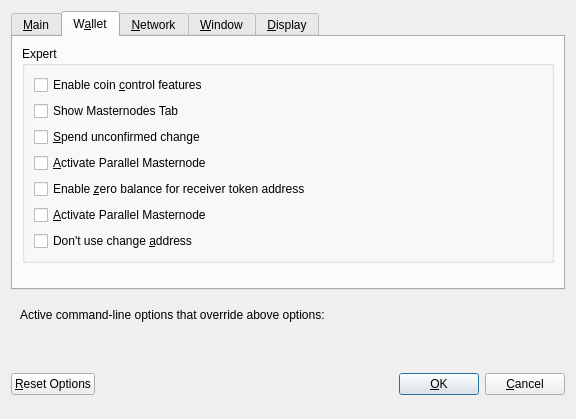
LUX-Core/lux, file src/qt/forms/optionsdialog.ui: the form before one commit.
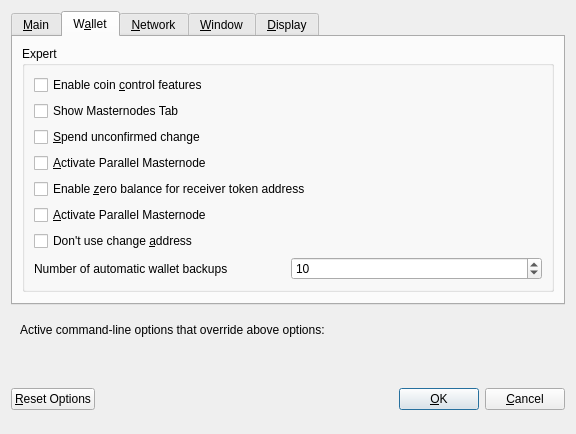
The form after the commit. Custom widgets are drawn as their Qt base class.

Commit message: WIP: Add ui to set number of wallet backups in 'Settings/Options' menu

```diff
--- a/src/qt/forms/optionsdialog.ui
+++ b/src/qt/forms/optionsdialog.ui
@@ -295,7 +295,31 @@
                          <string>Don't use change &amp;address</string>
                      </property>
                  </widget>
-             </item>
+            </item>
+			      <item>
+              <layout class="QHBoxLayout" name="horizontalLayout_1_Wallet">
+                <item>
+                  <widget class="QLabel" name="walletBackupslabel">
+                    <property name="text">
+                      <string>Number of automatic wallet backups</string>
+                    </property>
+                  </widget>
+                </item>
+                <item>
+                  <widget class="QSpinBox" name="walletBackups">
+                    <property name="minimum">
+                      <number>1</number>
+                    </property>
+                    <property name="maximum">
+                      <number>20</number>
+                    </property>
+                    <property name="value">
+                      <number>10</number>
+                    </property>
+                  </widget>
+                </item>
+              </layout>
+            </item>
          </layout>
         </widget>
        </item>
```
Left out of the diff: 2 changed lines with no effect on the pictures. The commit also changes 6 other files.
